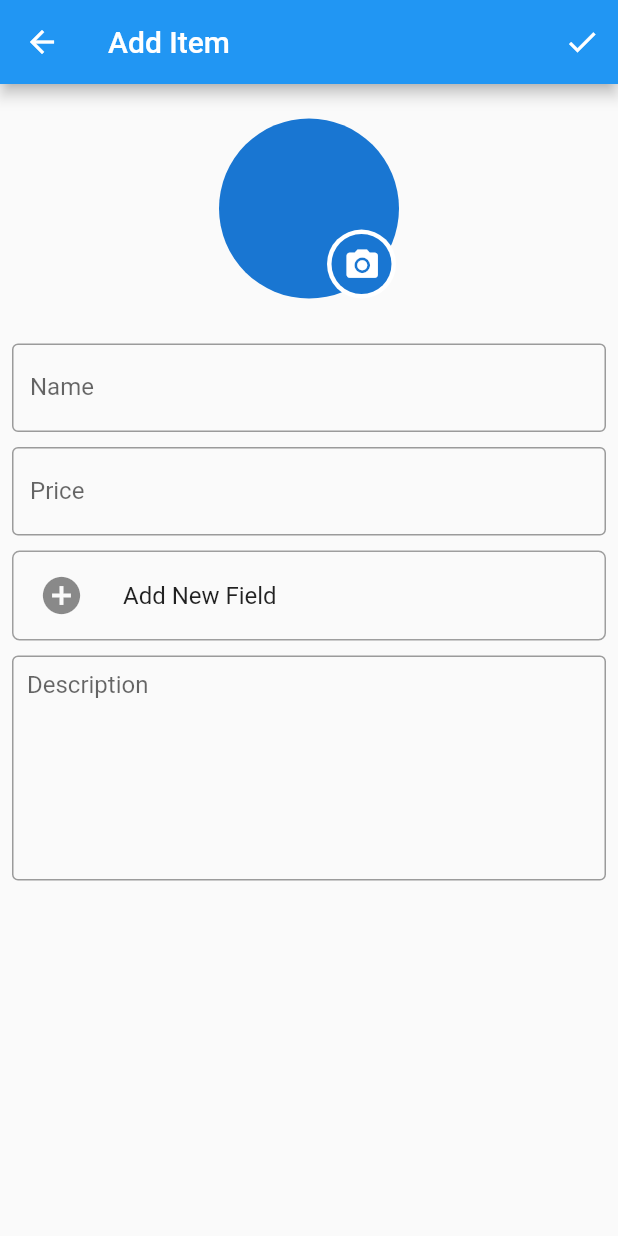
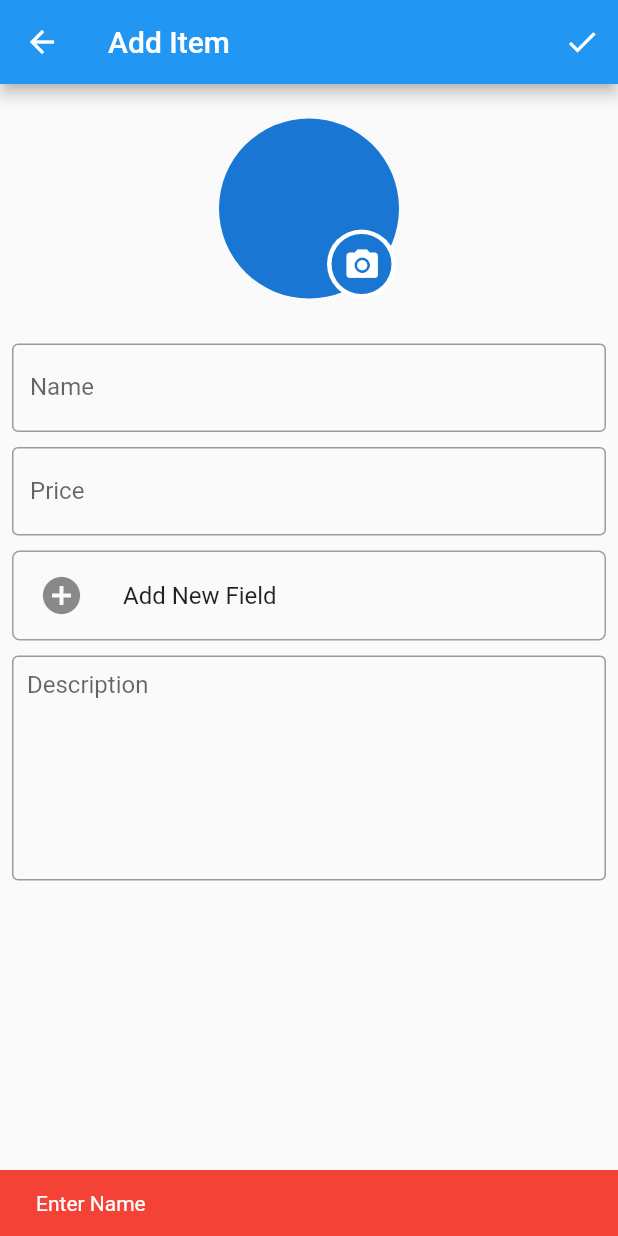
Before and after one commit to lajorr/project_1, a Flutter app: the AddItemScreen screen opened by its route, after a tap on the "done" icon, on a phone screen of 412 x 824 dp. Run offline on Flutter 3.47's test engine with Material 2 defaults, Android fonts, the phone set to English and light mode, and no system bars; our stand-ins replace image_picker, sqflite_sqlcipher; accounts and stored records are empty.

Commit message:
doesnt work

```diff
--- a/lib/model/item_model.dart
+++ b/lib/model/item_model.dart
@@ -1,5 +1,6 @@
 // ignore_for_file: public_member_api_docs, sort_constructors_first
 import 'dart:io';
+
 
 class ItemModel {
   final String id;
--- a/lib/screens/add_item_screen.dart
+++ b/lib/screens/add_item_screen.dart
@@ -100,13 +100,30 @@ class _AddItemScreenState extends State<AddItemScreen> {
       descController.text = itemData.description;
       selectedImage = itemData.image;
     }
+    void showError(String msg) {
+      ScaffoldMessenger.of(context).showSnackBar(
+        SnackBar(
+          content: Text(msg),
+          backgroundColor: Colors.red,
+        ),
+      );
+    }
 
     void onDone(BuildContext context) {
       if (!isEdit) {
-        if (nameController.text.trim().isEmpty ||
-            priceController.text.isEmpty) {
+        if (nameController.text.trim().isEmpty) {
+          showError('Enter Name');
           return;
         }
+        if (priceController.text.trim().isEmpty) {
+          showError('Enter Price');
+          return;
+        }
+        if (savedImage == null) {
+          showError('Insert an Image');
+          return;
+        }
+
         Provider.of<ItemProvider>(context, listen: false).addItem(
           nameController.text.trim(),
           double.parse(
@@ -360,6 +377,7 @@ class _AddItemScreenState extends State<AddItemScreen> {
     return containers.map(
       (container) {
         final index = containers.indexOf(container);
+
         return Container(
           padding: const EdgeInsets.only(top: 3),
           height: 85,
```
